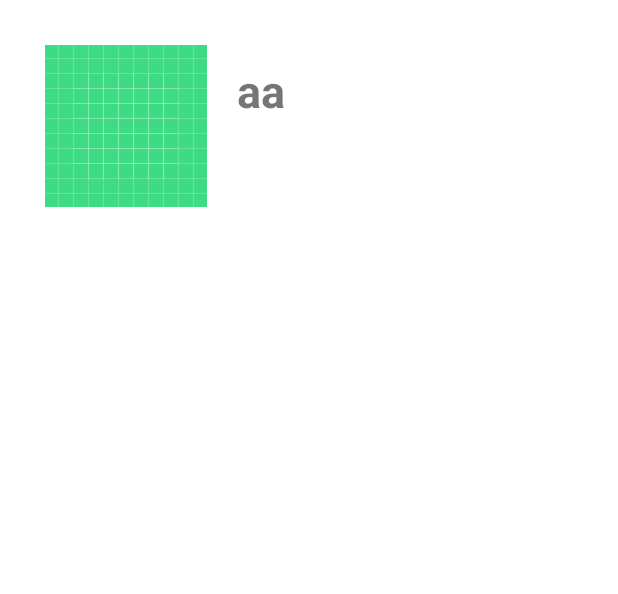
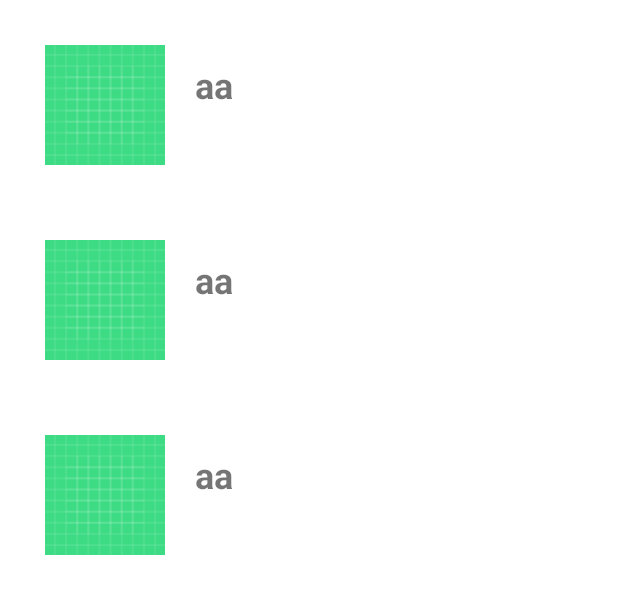
Before and after one commit to RTAgung/GithubAppPrakTPM, an Android app: the layout activity_favorite.xml on its own in the app's theme, with its tools: preview values and no code run, on a phone screen of 412 x 824 dp. Shown: the top 594 px of the screen. Run offline under Robolectric (Android 15) with nearby library versions, the phone set to English and light mode, and no system bars.

Commit message:
nambah dikit

```diff
--- a/app/src/main/java/com/example/githubapp/ui/detail/DetailActivity.java
+++ b/app/src/main/java/com/example/githubapp/ui/detail/DetailActivity.java
@@ -12,6 +12,8 @@ import com.example.githubapp.viewmodel.ViewModelFactory;
 import java.util.Objects;
 
 public class DetailActivity extends AppCompatActivity {
+
+    public static final String EXTRA_DATA_PARCEL = "extra_data_parcel";
 
     private DetailViewModel viewModel;
 
--- a/app/src/main/java/com/example/githubapp/ui/favorite/FavoriteActivity.java
+++ b/app/src/main/java/com/example/githubapp/ui/favorite/FavoriteActivity.java
@@ -2,6 +2,7 @@ package com.example.githubapp.ui.favorite;
 
 import androidx.appcompat.app.AppCompatActivity;
 import androidx.lifecycle.ViewModelProvider;
+import androidx.recyclerview.widget.RecyclerView;
 
 import android.os.Bundle;
 
@@ -14,6 +15,8 @@ public class FavoriteActivity extends AppCompatActivity {
 
     private FavoriteViewModel viewModel;
 
+    private RecyclerView rvUserList;
+
     @Override
     protected void onCreate(Bundle savedInstanceState) {
         super.onCreate(savedInstanceState);
@@ -24,5 +27,7 @@ public class FavoriteActivity extends AppCompatActivity {
         ViewModelFactory factory = ViewModelFactory.getInstance(this);
         viewModel = new ViewModelProvider(this, factory).get(FavoriteViewModel.class);
 
+        rvUserList = findViewById(R.id.rv_user_list);
+
     }
 }
--- a/app/src/main/res/layout/activity_favorite.xml
+++ b/app/src/main/res/layout/activity_favorite.xml
@@ -1,25 +1,13 @@
 <?xml version="1.0" encoding="utf-8"?>
-<androidx.appcompat.widget.LinearLayoutCompat
-    xmlns:android="http://schemas.android.com/apk/res/android"
+<LinearLayout xmlns:android="http://schemas.android.com/apk/res/android"
+    xmlns:tools="http://schemas.android.com/tools"
     android:layout_width="match_parent"
     android:layout_height="wrap_content"
-    android:orientation="horizontal"
-    android:layout_marginTop="10dp"
-    android:layout_marginStart="10dp"
-    android:layout_marginEnd="10dp"
-    android:padding="20dp">
-    <androidx.appcompat.widget.AppCompatImageView
-        android:id="@+id/profil"
-        android:layout_width="wrap_content"
+    android:orientation="vertical">
+
+    <androidx.recyclerview.widget.RecyclerView
+        android:id="@+id/rv_user_list"
+        android:layout_width="match_parent"
         android:layout_height="wrap_content"
-        android:src="@drawable/a_background" />
-    <androidx.appcompat.widget.AppCompatTextView
-        android:id="@+id/username"
-        android:layout_width="wrap_content"
-        android:layout_height="wrap_content"
-        android:text="@string/aa"
-        android:textSize="30sp"
-        android:textStyle="bold"
-        android:layout_marginTop="10sp"
-        android:layout_marginStart="20sp"/>
-</androidx.appcompat.widget.LinearLayoutCompat>
+        tools:listitem="@layout/user_list" />
+</LinearLayout>
--- /dev/null
+++ b/app/src/main/res/layout/user_list.xml
@@ -0,0 +1,26 @@
+<?xml version="1.0" encoding="utf-8"?>
+<LinearLayout xmlns:android="http://schemas.android.com/apk/res/android"
+    android:layout_width="match_parent"
+    android:layout_height="wrap_content"
+    android:layout_marginEnd="10dp"
+    android:layout_marginStart="10dp"
+    android:layout_marginTop="10dp"
+    android:orientation="horizontal"
+    android:padding="20dp">
+
+    <ImageView
+        android:id="@+id/iv_profil"
+        android:layout_width="80dp"
+        android:layout_height="80dp"
+        android:src="@drawable/a_background" />
+
+    <TextView
+        android:id="@+id/tv_username"
+        android:layout_width="wrap_content"
+        android:layout_height="wrap_content"
+        android:layout_marginStart="20dp"
+        android:layout_marginTop="10dp"
+        android:text="@string/aa"
+        android:textSize="24sp"
+        android:textStyle="bold" />
+</LinearLayout>
```
Also changed, not shown: app/src/main/java/com/example/githubapp/ui/adapter/UserListAdapter.java (+72 -1 lines).
